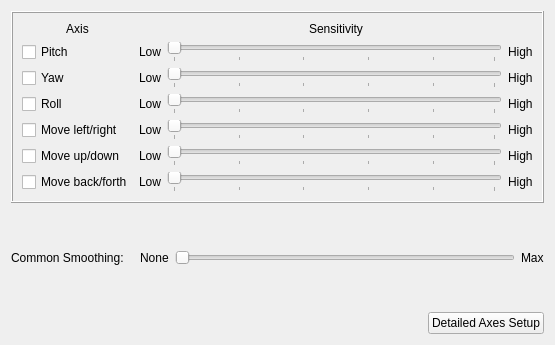
mavak/linux-track, file src/qt_gui/profile_setup.ui: the form before one commit.
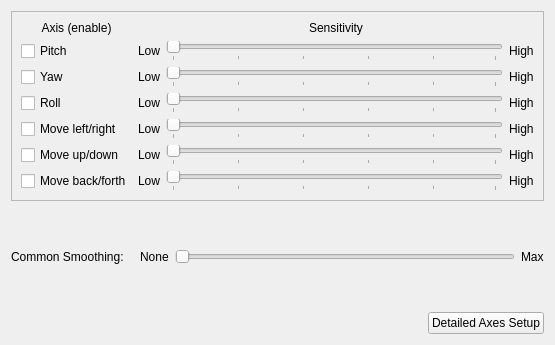
The form after the commit.

Diff of the .ui file:
```diff
--- a/src/qt_gui/profile_setup.ui
+++ b/src/qt_gui/profile_setup.ui
@@ -23,7 +23,7 @@
    <item>
     <widget class="QFrame" name="gridFrame">
      <property name="frameShape">
-      <enum>QFrame::Box</enum>
+      <enum>QFrame::StyledPanel</enum>
      </property>
      <property name="frameShadow">
       <enum>QFrame::Raised</enum>
@@ -94,7 +94,7 @@
       <item row="0" column="0">
        <widget class="QLabel" name="label_9">
         <property name="text">
-         <string>Axis</string>
+         <string>Axis (enable)</string>
         </property>
         <property name="alignment">
          <set>Qt::AlignCenter</set>
```
